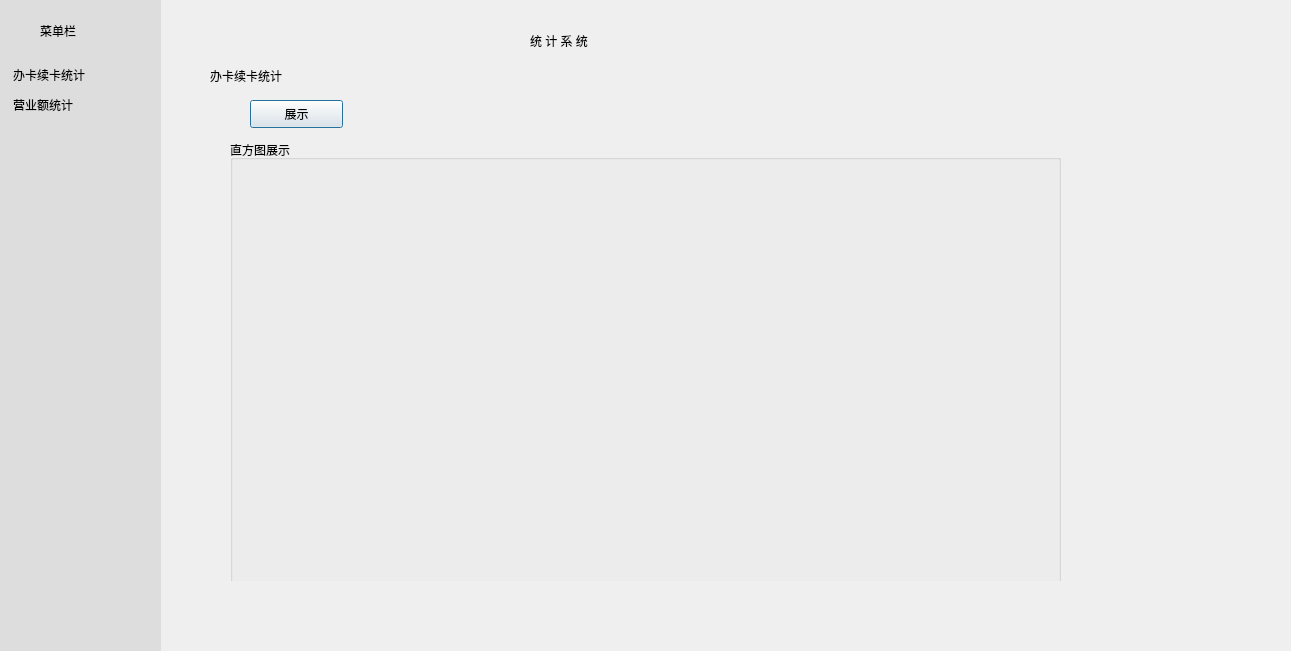
First picture: the form in SummarySystem/sumSys.ui, repository Holy-Shine/Acrotest, before the edit.
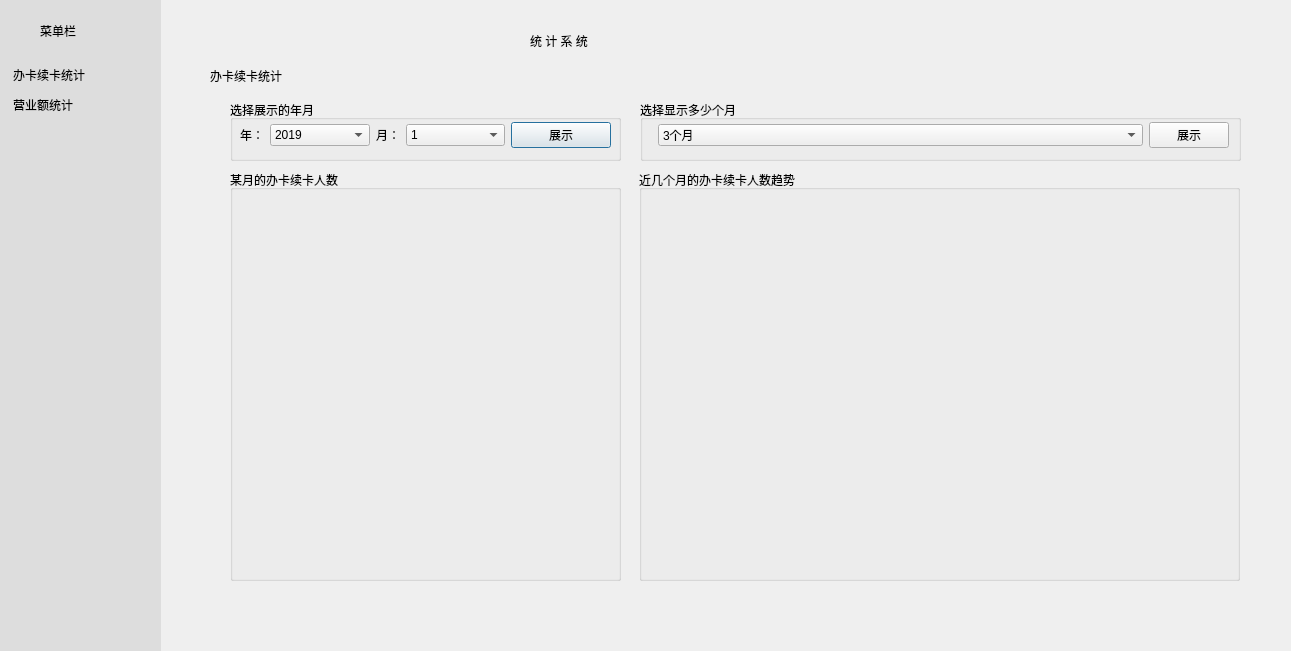
Second picture: the form after the edit. The open tabs and pages were chosen to show the change. Icons and pictures are not drawn.

What changed in the file:
```diff
--- a/SummarySystem/sumSys.ui
+++ b/SummarySystem/sumSys.ui
@@ -106,8 +106,8 @@
     <rect>
      <x>200</x>
      <y>60</y>
-     <width>881</width>
-     <height>521</height>
+     <width>1061</width>
+     <height>551</height>
     </rect>
    </property>
    <property name="currentIndex">
@@ -134,27 +134,212 @@
      <property name="geometry">
       <rect>
        <x>30</x>
-       <y>80</y>
-       <width>831</width>
-       <height>451</height>
+       <y>110</y>
+       <width>391</width>
+       <height>411</height>
       </rect>
      </property>
      <property name="title">
-      <string>直方图展示</string>
+      <string>某月的办卡续卡人数</string>
      </property>
     </widget>
-    <widget class="QPushButton" name="btn_show">
+    <widget class="QGroupBox" name="gb_bankhis">
      <property name="geometry">
       <rect>
-       <x>50</x>
+       <x>439</x>
+       <y>110</y>
+       <width>601</width>
+       <height>411</height>
+      </rect>
+     </property>
+     <property name="title">
+      <string>近几个月的办卡续卡人数趋势</string>
+     </property>
+    </widget>
+    <widget class="QGroupBox" name="groupBox">
+     <property name="geometry">
+      <rect>
+       <x>30</x>
        <y>40</y>
-       <width>93</width>
-       <height>28</height>
+       <width>391</width>
+       <height>61</height>
       </rect>
      </property>
-     <property name="text">
-      <string>展示</string>
+     <property name="title">
+      <string>选择展示的年月</string>
      </property>
+     <widget class="QWidget" name="">
+      <property name="geometry">
+       <rect>
+        <x>10</x>
+        <y>20</y>
+        <width>371</width>
+        <height>30</height>
+       </rect>
+      </property>
+      <layout class="QGridLayout" name="gridLayout" columnstretch="0,1,0,1,1">
+       <item row="0" column="0">
+        <widget class="QLabel" name="label">
+         <property name="text">
+          <string>年：</string>
+         </property>
+        </widget>
+       </item>
+       <item row="0" column="1">
+        <widget class="QComboBox" name="cb_bar_year">
+         <item>
+          <property name="text">
+           <string>2019</string>
+          </property>
+         </item>
+         <item>
+          <property name="text">
+           <string>2020</string>
+          </property>
+         </item>
+         <item>
+          <property name="text">
+           <string>2021</string>
+          </property>
+         </item>
+        </widget>
+       </item>
+       <item row="0" column="2">
+        <widget class="QLabel" name="label_2">
+         <property name="text">
+          <string>月：</string>
+         </property>
+        </widget>
+       </item>
+       <item row="0" column="3">
+        <widget class="QComboBox" name="cb_bar_month">
+         <item>
+          <property name="text">
+           <string>1</string>
+          </property>
+         </item>
+         <item>
+          <property name="text">
+           <string>2</string>
+          </property>
+         </item>
+         <item>
+          <property name="text">
+           <string>3</string>
+          </property>
+         </item>
+         <item>
+          <property name="text">
+           <string>4</string>
+          </property>
+         </item>
+         <item>
+          <property name="text">
+           <string>5</string>
+          </property>
+         </item>
+         <item>
+          <property name="text">
+           <string>6</string>
+          </property>
+         </item>
+         <item>
+          <property name="text">
+           <string>7</string>
+          </property>
+         </item>
+         <item>
+          <property name="text">
+           <string>8</string>
+          </property>
+         </item>
+         <item>
+          <property name="text">
+           <string>9</string>
+          </property>
+         </item>
+         <item>
+          <property name="text">
+           <string>10</string>
+          </property>
+         </item>
+         <item>
+          <property name="text">
+           <string>11</string>
+          </property>
+         </item>
+         <item>
+          <property name="text">
+           <string>12</string>
+          </property>
+         </item>
+        </widget>
+       </item>
+       <item row="0" column="4">
+        <widget class="QPushButton" name="btn_show_bar">
+         <property name="text">
+          <string>展示</string>
+         </property>
+        </widget>
+       </item>
+      </layout>
+     </widget>
+    </widget>
+    <widget class="QGroupBox" name="groupBox_6">
+     <property name="geometry">
+      <rect>
+       <x>440</x>
+       <y>40</y>
+       <width>601</width>
+       <height>61</height>
+      </rect>
+     </property>
+     <property name="title">
+      <string>选择显示多少个月</string>
+     </property>
+     <widget class="QWidget" name="">
+      <property name="geometry">
+       <rect>
+        <x>18</x>
+        <y>20</y>
+        <width>571</width>
+        <height>30</height>
+       </rect>
+      </property>
+      <layout class="QGridLayout" name="gridLayout_7" columnstretch="1,0">
+       <item row="0" column="0">
+        <widget class="QComboBox" name="cb_show_num_month">
+         <item>
+          <property name="text">
+           <string>3个月</string>
+          </property>
+         </item>
+         <item>
+          <property name="text">
+           <string>6个月</string>
+          </property>
+         </item>
+         <item>
+          <property name="text">
+           <string>9个月</string>
+          </property>
+         </item>
+         <item>
+          <property name="text">
+           <string>12个月</string>
+          </property>
+         </item>
+        </widget>
+       </item>
+       <item row="0" column="1">
+        <widget class="QPushButton" name="btn_show_BXline">
+         <property name="text">
+          <string>展示</string>
+         </property>
+        </widget>
+       </item>
+      </layout>
+     </widget>
     </widget>
    </widget>
    <widget class="QWidget" name="page_2">
```
Left out of the diff: 73 changed lines with no effect on the pictures.
